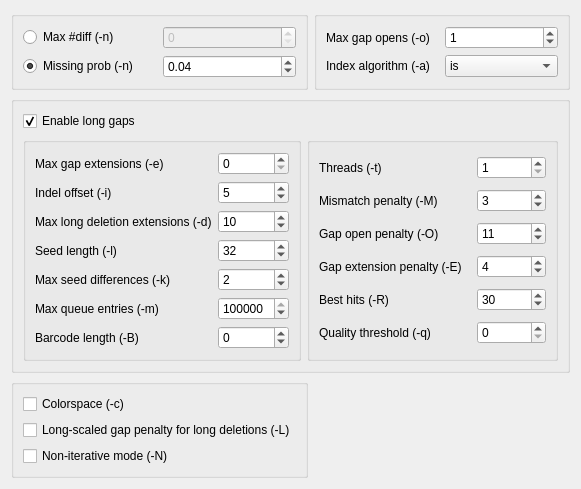
This is src/plugins/external_tool_support/src/ui/BwaSettings.ui in dualword/ugene-qt4 as Qt 5 draws it before an edit. The edited form follows.
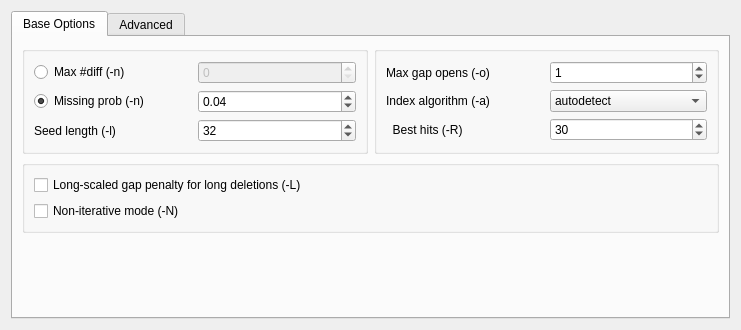
This is the edited form.

```diff
--- a/src/plugins/external_tool_support/src/ui/BwaSettings.ui
+++ b/src/plugins/external_tool_support/src/ui/BwaSettings.ui
@@ -6,16 +6,144 @@
    <rect>
     <x>0</x>
     <y>0</y>
-    <width>581</width>
-    <height>424</height>
+    <width>741</width>
+    <height>330</height>
    </rect>
   </property>
+  <property name="minimumSize">
+   <size>
+    <width>600</width>
+    <height>261</height>
+   </size>
+  </property>
   <property name="windowTitle">
    <string>Form</string>
   </property>
+  <layout class="QGridLayout" name="gridLayout_8">
+   <item row="0" column="0">
+    <widget class="QTabWidget" name="tabWidget">
+     <property name="currentIndex">
+      <number>0</number>
+     </property>
+     <widget class="QWidget" name="tab">
+      <attribute name="title">
+       <string>Base Options</string>
+      </attribute>
   <layout class="QGridLayout" name="gridLayout_5">
+       <item row="1" column="0" colspan="2">
+        <widget class="QGroupBox" name="groupBox_5">
+         <property name="title">
+          <string/>
+         </property>
+         <layout class="QGridLayout" name="gridLayout_7">
    <item row="0" column="0">
+           <widget class="QCheckBox" name="longScaledGapPenaltyForLongDeletionsCheckBox">
+            <property name="text">
+             <string>Long-scaled gap penalty for long deletions (-L)</string>
+            </property>
+           </widget>
+          </item>
+          <item row="1" column="0">
+           <widget class="QCheckBox" name="nonIterativeModeCheckBox">
+            <property name="text">
+             <string>Non-iterative mode (-N)</string>
+            </property>
+           </widget>
+          </item>
+         </layout>
+        </widget>
+       </item>
+       <item row="0" column="1">
     <widget class="QGroupBox" name="groupBox">
+         <layout class="QGridLayout" name="gridLayout_3">
+          <item row="0" column="1">
+           <widget class="QSpinBox" name="maxGapOpensSpinBox">
+            <property name="value">
+             <number>1</number>
+            </property>
+           </widget>
+          </item>
+          <item row="0" column="0">
+           <widget class="QLabel" name="label_2">
+            <property name="layoutDirection">
+             <enum>Qt::LeftToRight</enum>
+            </property>
+            <property name="text">
+             <string>Max gap opens (-o)</string>
+            </property>
+            <property name="alignment">
+             <set>Qt::AlignLeading|Qt::AlignLeft|Qt::AlignVCenter</set>
+            </property>
+            <property name="margin">
+             <number>5</number>
+            </property>
+           </widget>
+          </item>
+          <item row="1" column="0">
+           <widget class="QLabel" name="label">
+            <property name="text">
+             <string>Index algorithm (-a)</string>
+            </property>
+            <property name="alignment">
+             <set>Qt::AlignLeading|Qt::AlignLeft|Qt::AlignVCenter</set>
+            </property>
+            <property name="margin">
+             <number>5</number>
+            </property>
+           </widget>
+          </item>
+          <item row="1" column="1">
+           <widget class="QComboBox" name="indexAlgorithmComboBox">
+            <property name="currentIndex">
+             <number>0</number>
+            </property>
+            <item>
+             <property name="text">
+              <string>autodetect</string>
+             </property>
+            </item>
+            <item>
+             <property name="text">
+              <string>bwtsw</string>
+             </property>
+            </item>
+            <item>
+             <property name="text">
+              <string>div</string>
+             </property>
+            </item>
+            <item>
+             <property name="text">
+              <string>is</string>
+             </property>
+            </item>
+           </widget>
+          </item>
+          <item row="2" column="1">
+           <widget class="QSpinBox" name="bestHitsSpinBox">
+            <property name="maximum">
+             <number>2000000</number>
+            </property>
+            <property name="value">
+             <number>30</number>
+            </property>
+           </widget>
+          </item>
+          <item row="2" column="0">
+           <widget class="QLabel" name="label_14">
+            <property name="text">
+             <string>  Best hits (-R)</string>
+            </property>
+            <property name="alignment">
+             <set>Qt::AlignLeading|Qt::AlignLeft|Qt::AlignVCenter</set>
+            </property>
+           </widget>
+          </item>
+         </layout>
+        </widget>
+       </item>
+       <item row="0" column="0">
+        <widget class="QGroupBox" name="groupBox_0">
      <property name="title">
       <string/>
      </property>
@@ -32,6 +160,9 @@
         <property name="enabled">
          <bool>false</bool>
         </property>
+            <property name="maximum">
+             <number>9999999</number>
+            </property>
        </widget>
       </item>
       <item row="1" column="0">
@@ -57,245 +188,66 @@
         </property>
        </widget>
       </item>
-     </layout>
-    </widget>
-   </item>
-   <item row="0" column="1">
-    <widget class="QGroupBox" name="groupBox">
-     <layout class="QGridLayout" name="gridLayout_3">
-      <item row="0" column="0">
-       <widget class="QLabel" name="label_2">
-        <property name="layoutDirection">
-         <enum>Qt::LeftToRight</enum>
-        </property>
+          <item row="2" column="0">
+           <widget class="QLabel" name="label_17">
         <property name="text">
-         <string>Max gap opens (-o)</string>
+             <string>Seed length (-l)</string>
         </property>
         <property name="alignment">
          <set>Qt::AlignLeading|Qt::AlignLeft|Qt::AlignVCenter</set>
         </property>
-        <property name="margin">
-         <number>5</number>
-        </property>
-       </widget>
-      </item>
-      <item row="0" column="1">
-       <widget class="QSpinBox" name="maxGapOpensSpinBox">
+           </widget>
+          </item>
+          <item row="2" column="1">
+           <widget class="QSpinBox" name="seedLengthSpinBox">
+            <property name="maximum">
+             <number>2000000</number>
+            </property>
         <property name="value">
-         <number>1</number>
+             <number>32</number>
         </property>
        </widget>
       </item>
-      <item row="1" column="0">
-       <widget class="QLabel" name="label">
-        <property name="text">
-         <string>Index algorithm (-a)</string>
-        </property>
-        <property name="alignment">
-         <set>Qt::AlignLeading|Qt::AlignLeft|Qt::AlignVCenter</set>
-        </property>
-        <property name="margin">
-         <number>5</number>
-        </property>
-       </widget>
-      </item>
-      <item row="1" column="1">
-       <widget class="QComboBox" name="indexAlgorithmComboBox">
-        <property name="currentIndex">
-         <number>2</number>
-        </property>
-        <item>
-         <property name="text">
-          <string>bwtsw</string>
-         </property>
-        </item>
-        <item>
-         <property name="text">
-          <string>div</string>
-         </property>
-        </item>
-        <item>
-         <property name="text">
-          <string>is</string>
-         </property>
-        </item>
-       </widget>
-      </item>
      </layout>
     </widget>
    </item>
-   <item row="1" column="0" colspan="2">
-    <widget class="QGroupBox" name="groupBox_4">
-     <property name="title">
+       <item row="2" column="0">
+        <spacer name="verticalSpacer">
+         <property name="orientation">
+          <enum>Qt::Vertical</enum>
+         </property>
+         <property name="sizeHint" stdset="0">
+          <size>
+           <width>20</width>
+           <height>0</height>
+          </size>
+         </property>
+        </spacer>
+       </item>
+       <item row="3" column="0" colspan="2">
+        <widget class="QLabel" name="infoLabel">
+         <property name="text">
       <string/>
      </property>
+         <property name="wordWrap">
+          <bool>true</bool>
+         </property>
+        </widget>
+       </item>
+      </layout>
+     </widget>
+     <widget class="QWidget" name="tab_2">
+      <attribute name="title">
+       <string>Advanced</string>
+      </attribute>
      <layout class="QGridLayout" name="gridLayout_6">
-      <item row="1" column="1">
-       <widget class="QGroupBox" name="groupBox_2">
-        <property name="title">
-         <string/>
-        </property>
-        <layout class="QGridLayout" name="gridLayout">
-         <item row="0" column="0" colspan="2">
-          <widget class="QLabel" name="label_10">
-           <property name="text">
-            <string>Threads (-t)</string>
-           </property>
-           <property name="alignment">
-            <set>Qt::AlignLeading|Qt::AlignLeft|Qt::AlignVCenter</set>
-           </property>
-          </widget>
-         </item>
-         <item row="0" column="2" colspan="2">
-          <widget class="QSpinBox" name="threadsSpinBox">
-           <property name="minimum">
-            <number>1</number>
-           </property>
-           <property name="value">
-            <number>1</number>
-           </property>
-          </widget>
-         </item>
-         <item row="1" column="0" colspan="2">
-          <widget class="QLabel" name="label_11">
-           <property name="text">
-            <string>Mismatch penalty (-M)</string>
-           </property>
-           <property name="alignment">
-            <set>Qt::AlignLeading|Qt::AlignLeft|Qt::AlignVCenter</set>
-           </property>
-          </widget>
-         </item>
-         <item row="1" column="2" colspan="2">
-          <widget class="QSpinBox" name="mismatchPenaltySpinBox">
-           <property name="maximum">
-            <number>2000000</number>
-           </property>
-           <property name="value">
-            <number>3</number>
-           </property>
-          </widget>
-         </item>
-         <item row="2" column="0" colspan="2">
-          <widget class="QLabel" name="label_12">
-           <property name="text">
-            <string>Gap open penalty (-O)</string>
-           </property>
-           <property name="alignment">
-            <set>Qt::AlignLeading|Qt::AlignLeft|Qt::AlignVCenter</set>
-           </property>
-          </widget>
-         </item>
-         <item row="2" column="2" colspan="2">
-          <widget class="QSpinBox" name="gapOpenPenaltySpinBox">
-           <property name="maximum">
-            <number>2000000</number>
-           </property>
-           <property name="value">
-            <number>11</number>
-           </property>
-          </widget>
-         </item>
-         <item row="3" column="0" colspan="2">
-          <widget class="QLabel" name="label_13">
-           <property name="text">
-            <string>Gap extension penalty (-E)</string>
-           </property>
-           <property name="alignment">
-            <set>Qt::AlignLeading|Qt::AlignLeft|Qt::AlignVCenter</set>
-           </property>
-          </widget>
-         </item>
-         <item row="3" column="2" colspan="2">
-          <widget class="QSpinBox" name="gapExtensionPenaltySpinBox">
-           <property name="maximum">
-            <number>2000000</number>
-           </property>
-           <property name="value">
-            <number>4</number>
-           </property>
-          </widget>
-         </item>
-         <item row="4" column="0" colspan="2">
-          <widget class="QLabel" name="label_14">
-           <property name="text">
-            <string>Best hits (-R)</string>
-           </property>
-           <property name="alignment">
-            <set>Qt::AlignLeading|Qt::AlignLeft|Qt::AlignVCenter</set>
-           </property>
-          </widget>
-         </item>
-         <item row="4" column="2" colspan="2">
-          <widget class="QSpinBox" name="bestHitsSpinBox">
-           <property name="maximum">
-            <number>2000000</number>
-           </property>
-           <property name="value">
-            <number>30</number>
-           </property>
-          </widget>
-         </item>
-         <item row="5" column="0">
-          <widget class="QLabel" name="label_15">
-           <property name="text">
-            <string>Quality threshold (-q)</string>
-           </property>
-           <property name="alignment">
-            <set>Qt::AlignLeading|Qt::AlignLeft|Qt::AlignVCenter</set>
-           </property>
-          </widget>
-         </item>
-         <item row="5" column="2" colspan="2">
-          <widget class="QSpinBox" name="qualityThresholdSpinBox">
-           <property name="maximum">
-            <number>255</number>
-           </property>
-          </widget>
-         </item>
-        </layout>
-       </widget>
-      </item>
-      <item row="1" column="0">
+       <item row="0" column="0">
        <widget class="QGroupBox" name="groupBox_3">
         <property name="title">
          <string/>
         </property>
         <layout class="QGridLayout" name="gridLayout_4">
-         <item row="0" column="0">
-          <widget class="QLabel" name="label_4">
-           <property name="text">
-            <string>Max gap extensions (-e)</string>
-           </property>
-           <property name="alignment">
-            <set>Qt::AlignLeading|Qt::AlignLeft|Qt::AlignVCenter</set>
-           </property>
-          </widget>
-         </item>
-         <item row="0" column="1">
-          <widget class="QSpinBox" name="maxGapExtensionsSpinBox">
-           <property name="minimum">
-            <number>0</number>
-           </property>
-           <property name="maximum">
-            <number>2000000</number>
-           </property>
-           <property name="value">
-            <number>0</number>
-           </property>
-          </widget>
-         </item>
-         <item row="1" column="0">
-          <widget class="QLabel" name="label_5">
-           <property name="text">
-            <string>Indel offset (-i)</string>
-           </property>
-           <property name="alignment">
-            <set>Qt::AlignLeading|Qt::AlignLeft|Qt::AlignVCenter</set>
-           </property>
-          </widget>
-         </item>
-         <item row="1" column="1">
+          <item row="2" column="1">
           <widget class="QSpinBox" name="indelOffsetSpinBox">
            <property name="maximum">
             <number>2000000</number>
@@ -305,7 +257,7 @@
            </property>
           </widget>
          </item>
-         <item row="2" column="0">
+          <item row="3" column="0">
           <widget class="QLabel" name="label_6">
            <property name="text">
             <string>Max long deletion extensions (-d)</string>
@@ -315,7 +267,7 @@
            </property>
           </widget>
          </item>
-         <item row="2" column="1">
+          <item row="3" column="1">
           <widget class="QSpinBox" name="maxLongDeletionExtensionsSpinBox">
            <property name="maximum">
             <number>2000000</number>
@@ -325,49 +277,6 @@
            </property>
           </widget>
          </item>
-         <item row="3" column="0">
-          <widget class="QLabel" name="label_7">
-           <property name="text">
-            <string>Seed length (-l)</string>
-           </property>
-           <property name="alignment">
-            <set>Qt::AlignLeading|Qt::AlignLeft|Qt::AlignVCenter</set>
-           </property>
-          </widget>
-         </item>
-         <item row="3" column="1">
-          <widget class="QSpinBox" name="seedLengthSpinBox">
-           <property name="maximum">
-            <number>2000000</number>
-           </property>
-           <property name="value">
-            <number>32</number>
-           </property>
-          </widget>
-         </item>
-         <item row="4" column="0">
-          <widget class="QLabel" name="label_8">
-           <property name="layoutDirection">
-            <enum>Qt::RightToLeft</enum>
-           </property>
-           <property name="text">
-            <string>Max seed differences (-k)</string>
-           </property>
-           <property name="alignment">
-            <set>Qt::AlignLeading|Qt::AlignLeft|Qt::AlignVCenter</set>
-           </property>
-          </widget>
-         </item>
-         <item row="4" column="1">
-          <widget class="QSpinBox" name="maxSeedDifferencesSpinBox">
-           <property name="maximum">
-            <number>2000000</number>
-           </property>
-           <property name="value">
-            <number>2</number>
-           </property>
-          </widget>
-         </item>
          <item row="5" column="0">
           <widget class="QLabel" name="label_9">
            <property name="text">
@@ -408,7 +317,37 @@
            </property>
           </widget>
          </item>
-        </layout>
+          <item row="1" column="1">
+           <widget class="QSpinBox" name="maxGapExtensionsSpinBox">
+            <property name="minimum">
+             <number>0</number>
+            </property>
+            <property name="maximum">
+             <number>2000000</number>
+            </property>
+            <property name="value">
+             <number>0</number>
+            </property>
+           </widget>
+          </item>
+          <item row="1" column="0">
+           <widget class="QLabel" name="label_4">
+            <property name="text">
+             <string>Max gap extensions (-e)</string>
+            </property>
+            <property name="alignment">
+             <set>Qt::AlignLeading|Qt::AlignLeft|Qt::AlignVCenter</set>
+            </property>
+           </widget>
+          </item>
+          <item row="2" column="0">
+           <widget class="QLabel" name="label_5">
+            <property name="text">
+             <string>Indel offset (-i)</string>
+            </property>
+            <property name="alignment">
+             <set>Qt::AlignLeading|Qt::AlignLeft|Qt::AlignVCenter</set>
+            </property>
        </widget>
       </item>
       <item row="0" column="0">
@@ -422,39 +361,133 @@
        </widget>
       </item>
      </layout>
-     <zorder>groupBox_2</zorder>
-     <zorder>groupBox_3</zorder>
-     <zorder>enableLongGapsCheckBox</zorder>
-    </widget>
-   </item>
-   <item row="2" column="0" rowspan="2">
-    <widget class="QGroupBox" name="groupBox_5">
+        </widget>
+       </item>
+       <item row="0" column="1">
+        <widget class="QGroupBox" name="groupBox_2">
      <property name="title">
       <string/>
      </property>
-     <layout class="QGridLayout" name="gridLayout_7">
-      <item row="0" column="0">
-       <widget class="QCheckBox" name="colorspaceCheckBox">
+         <layout class="QGridLayout" name="gridLayout">
+          <item row="3" column="0" colspan="2">
+           <widget class="QLabel" name="label_11">
         <property name="text">
-         <string>Colorspace (-c)</string>
-        </property>
-       </widget>
-      </item>
-      <item row="1" column="0">
-       <widget class="QCheckBox" name="longScaledGapPenaltyForLongDeletionsCheckBox">
+             <string>Mismatch penalty (-M)</string>
+            </property>
+            <property name="alignment">
+             <set>Qt::AlignLeading|Qt::AlignLeft|Qt::AlignVCenter</set>
+            </property>
+           </widget>
+          </item>
+          <item row="3" column="2" colspan="2">
+           <widget class="QSpinBox" name="mismatchPenaltySpinBox">
+            <property name="maximum">
+             <number>2000000</number>
+            </property>
+            <property name="value">
+             <number>3</number>
+            </property>
+           </widget>
+          </item>
+          <item row="4" column="0" colspan="2">
+           <widget class="QLabel" name="label_12">
         <property name="text">
-         <string>Long-scaled gap penalty for long deletions (-L)</string>
+             <string>Gap open penalty (-O)</string>
+            </property>
+            <property name="alignment">
+             <set>Qt::AlignLeading|Qt::AlignLeft|Qt::AlignVCenter</set>
+            </property>
+           </widget>
+          </item>
+          <item row="4" column="2" colspan="2">
+           <widget class="QSpinBox" name="gapOpenPenaltySpinBox">
+            <property name="maximum">
+             <number>2000000</number>
+            </property>
+            <property name="value">
+             <number>11</number>
+            </property>
+           </widget>
+          </item>
+          <item row="5" column="0" colspan="2">
+           <widget class="QLabel" name="label_13">
+            <property name="text">
+             <string>Gap extension penalty (-E)</string>
+            </property>
+            <property name="alignment">
+             <set>Qt::AlignLeading|Qt::AlignLeft|Qt::AlignVCenter</set>
+            </property>
+           </widget>
+          </item>
+          <item row="5" column="2" colspan="2">
+           <widget class="QSpinBox" name="gapExtensionPenaltySpinBox">
+            <property name="maximum">
+             <number>2000000</number>
+            </property>
+            <property name="value">
+             <number>4</number>
+            </property>
+           </widget>
+          </item>
+          <item row="7" column="0">
+           <widget class="QLabel" name="label_15">
+            <property name="text">
+             <string>Quality threshold (-q)</string>
+            </property>
+            <property name="alignment">
+             <set>Qt::AlignLeading|Qt::AlignLeft|Qt::AlignVCenter</set>
+            </property>
+           </widget>
+          </item>
+          <item row="7" column="2" colspan="2">
+           <widget class="QSpinBox" name="qualityThresholdSpinBox">
+            <property name="maximum">
+             <number>255</number>
+            </property>
+           </widget>
+          </item>
+          <item row="0" column="2" colspan="2">
+           <widget class="QSpinBox" name="threadsSpinBox">
+            <property name="minimum">
+             <number>1</number>
+            </property>
+            <property name="value">
+             <number>1</number>
+            </property>
+           </widget>
+          </item>
+          <item row="0" column="0" colspan="2">
+           <widget class="QLabel" name="label_10">
+            <property name="text">
+             <string>Threads (-t)</string>
+            </property>
+            <property name="alignment">
+             <set>Qt::AlignLeading|Qt::AlignLeft|Qt::AlignVCenter</set>
+            </property>
+           </widget>
+          </item>
+          <item row="2" column="2">
+           <widget class="QSpinBox" name="maxSeedDifferencesSpinBox">
+            <property name="maximum">
+             <number>2000000</number>
+            </property>
+            <property name="value">
+             <number>2</number>
         </property>
        </widget>
       </item>
       <item row="2" column="0">
-       <widget class="QCheckBox" name="nonIterativeModeCheckBox">
+           <widget class="QLabel" name="label_3">
         <property name="text">
-         <string>Non-iterative mode (-N)</string>
+             <string>Max seed differences (-k)</string>
         </property>
        </widget>
       </item>
      </layout>
+        </widget>
+       </item>
+      </layout>
+     </widget>
     </widget>
    </item>
   </layout>
```
Left out of the diff: 2 changed lines with no effect on the pictures. Lines whose indentation alone changed are shown as unchanged.
